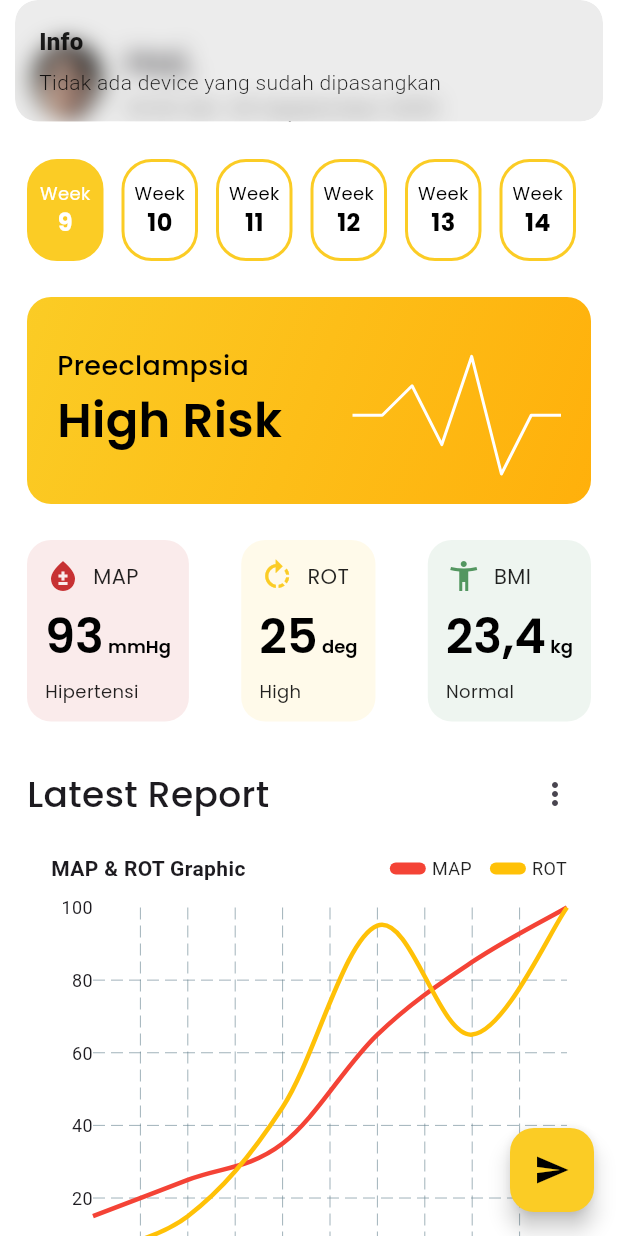
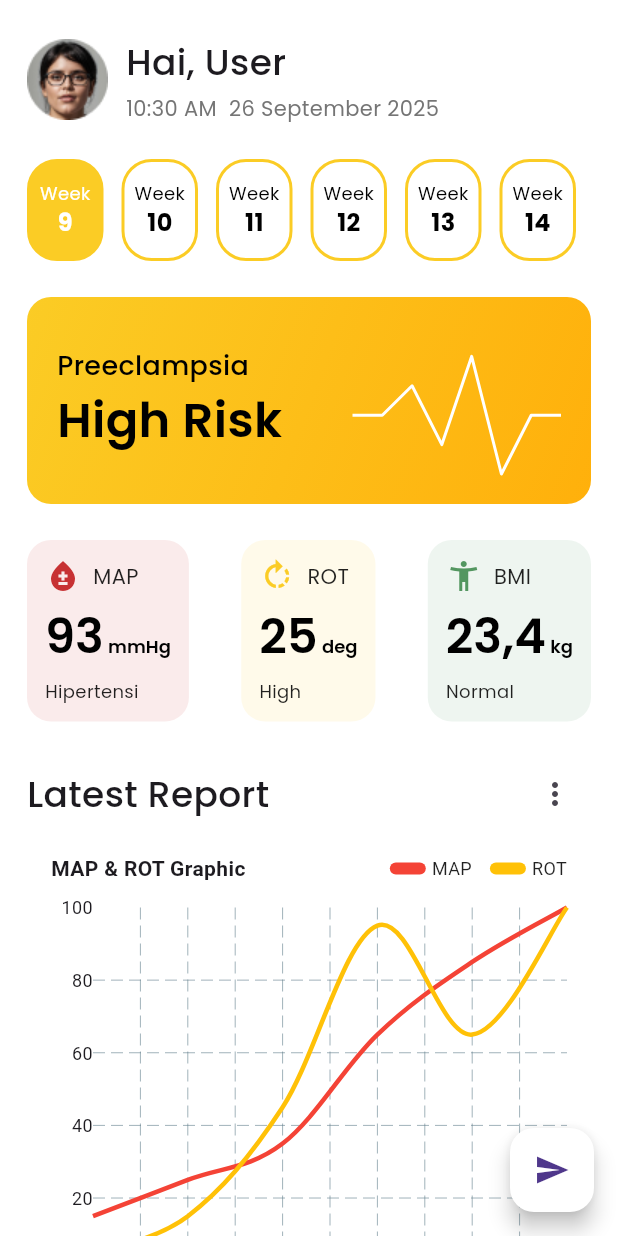
Before and after one commit to balbinopb/mamacare_app, a Flutter app: the UserDetailsView screen opened directly with empty values, after a tap on the "send" icon, on a phone screen of 412 x 824 dp. Run offline on Flutter 3.47's test engine with Material 3 defaults, Android fonts, the phone set to English and light mode, and no system bars; drawn by our look-alikes of fl_chart; our stand-ins replace cloud_firestore, firebase_auth, firebase_core, font_awesome_flutter, get, google_fonts and 1 more; accounts and stored records are empty; statements that could not run were skipped.

Commit message:
update Firebase setup and related controllers

```diff
--- a/lib/app/modules/admin/admin_home/controllers/admin_home_controller.dart
+++ b/lib/app/modules/admin/admin_home/controllers/admin_home_controller.dart
@@ -82,9 +82,7 @@ class AdminHomeController extends GetxController {
       searchUser.assignAll(users);
     } else {
       searchUser.assignAll(
-        users.where(
-          (user) => user.name.toLowerCase().contains(lowerKeyword),
-        ),
+        users.where((user) => user.name.toLowerCase().contains(lowerKeyword)),
       );
     }
   }
@@ -110,7 +108,14 @@ class AdminHomeController extends GetxController {
 
   /// Navigate to details page
   void goToUserDetails(UserModel user) {
-    Get.toNamed(Routes.USER_DETAILS, arguments: user);
+    // Get.toNamed(Routes.USER_DETAILS, arguments: user);
+    final adminId = FirebaseAuth.instance.currentUser?.uid;
+    if (adminId != null) {
+      Get.toNamed(
+        Routes.USER_DETAILS,
+        arguments: {'adminId': adminId, 'user': user},
+      );
+    }
   }
 
   @override
--- a/lib/app/modules/user_details/controllers/user_details_controller.dart
+++ b/lib/app/modules/user_details/controllers/user_details_controller.dart
@@ -1,6 +1,7 @@
 import 'dart:async';
-import 'dart:convert';
+// import 'dart:convert';
 
+import 'package:cloud_firestore/cloud_firestore.dart';
 import 'package:fl_chart/fl_chart.dart';
 import 'package:flutter/material.dart';
 import 'package:get/get.dart';
@@ -8,22 +9,79 @@ import 'package:intl/intl.dart';
 import 'package:mamacare/app/constants/app_colors.dart';
 import 'package:mamacare/app/data/models/line_chart_model.dart';
 import 'package:mamacare/app/data/models/risk_card_model.dart';
-import 'package:flutter_bluetooth_serial/flutter_bluetooth_serial.dart';
-import 'package:mamacare/logger_debug.dart';
-import 'package:permission_handler/permission_handler.dart';
+// import 'package:flutter_bluetooth_serial/flutter_bluetooth_serial.dart';
+import 'package:mamacare/app/data/models/user_model.dart';
+// import 'package:mamacare/logger_debug.dart';
+// import 'package:permission_handler/permission_handler.dart';
 
 class UserDetailsController extends GetxController {
+  var currentTime = ''.obs;
+  late final String adminId;
+  late final UserModel user;
 
-  var currentTime = ''.obs;
+  var sensorData = Rxn<Map<String, dynamic>>();
+  var userData = Rxn<Map<String, dynamic>>();
 
   @override
-  void onInit(){
+  void onInit() {
     super.onInit();
 
     _updateTime();
+    final args = Get.arguments as Map<String, dynamic>;
+    adminId = args['adminId'];
+    user = args['user'];
 
+    fetchLatestSensorData(adminId, user.id);
   }
 
+
+  // untuk ambil data dari sub-collection 'readSensor'
+  Future<void> fetchLatestSensorData(String adminId, String userId) async {
+    final snapshot = await FirebaseFirestore.instance
+        .collection('sensorData')
+        .doc(adminId)
+        .collection('users')
+        .doc(userId)
+        .collection('readsensor')
+        .limit(1)
+        .get();
+
+    sensorData.value = snapshot.docs.isNotEmpty
+        ? snapshot.docs.first.data()
+        : null;
+  }
+
+  // unntuk ambil data user info
+  Future<Map<String, dynamic>?> fetchUserData(
+    String adminId,
+    String userId,
+  ) async {
+    try {
+      final snapshot = await FirebaseFirestore.instance
+          .collection('sensorData')
+          .doc(adminId)
+          .collection('users')
+          .doc(userId)
+          .get();
+
+      if (snapshot.exists) {
+        return snapshot.data();
+      } else {
+        return null;
+      }
+    } catch (e) {
+      return null;
+    }
+  }
+
+
+
+
+  // load userdata
+  Future<void> loadUserData(String adminId, String userId) async {
+    final data = await fetchUserData(adminId, userId);
+    userData.value = data;
+  }
 
   void _updateTime() {
     final now = DateTime.now();
@@ -66,53 +124,56 @@ class UserDetailsController extends GetxController {
     ],
   ).obs;
 
-  final isConnecting = false.obs;
-
-  Future<List<BluetoothDevice>> getPairedDevices() async {
-  // Request runtime permission
-  if (await Permission.bluetoothConnect.request().isDenied) {
-    Get.snackbar("Permission", "Bluetooth permission ditolak");
-    logger.d("Permission, Bluetooth permission ditolak");
-    return [];
-  }
-
-  try {
-    return await FlutterBluetoothSerial.instance.getBondedDevices();
-  } catch (e) {
-    Get.snackbar("Error", "Gagal ambil device: $e");
-    logger.d("erro : $e");
-    return [];
-  }
 }
 
-  /// Kirim data ke device terpilih
-  Future<void> connectAndSend(BluetoothDevice device) async {
-    try {
-      isConnecting.value = true;
-      Get.snackbar("Connecting", "Menyambungkan ke ${device.name}...");
+//   final isConnecting = false.obs;
 
-      BluetoothConnection connection =
-          await BluetoothConnection.toAddress(device.address);
+//   Future<List<BluetoothDevice>> getPairedDevices() async {
+//     // Request runtime permission
+//     if (await Permission.bluetoothConnect.request().isDenied) {
+//       Get.snackbar("Permission", "Bluetooth permission ditolak");
+//       logger.d("Permission, Bluetooth permission ditolak");
+//       return [];
+//     }
 
-      sendData(connection);
+//     try {
+//       return await FlutterBluetoothSerial.instance.getBondedDevices();
+//     } catch (e) {
+//       Get.snackbar("Error", "Gagal ambil device: $e");
+//       logger.d("erro : $e");
+//       return [];
+//     }
+//   }
 
-      connection.finish();
-    } catch (e) {
-      Get.snackbar("Error", "Tidak bisa konek ke ${device.name}: $e");
-    } finally {
-      isConnecting.value = false;
-    }
-  }
+//   /// Kirim data ke device terpilih
+//   Future<void> connectAndSend(BluetoothDevice device) async {
+//     try {
+//       isConnecting.value = true;
+//       Get.snackbar("Connecting", "Menyambungkan ke ${device.name}...");
 
-  void sendData(BluetoothConnection connection) {
-    try {
-      String jsonData =
-          '{"NAME":"BtJZWhnksOlqSK5YtDyO","ADMIN":"wDTXtckx9bNIuf2QKYNyn2W4ZZk1"}\n';//demo
-      connection.output.add(utf8.encode(jsonData));
-      connection.output.allSent;
-      Get.snackbar("Sukses", "Data berhasil dikirim");
-    } catch (e) {
-      Get.snackbar("Error", "Gagal kirim data: $e");
-    }
-  }
-}
+//       BluetoothConnection connection = await BluetoothConnection.toAddress(
+//         device.address,
+//       );
+
+//       sendData(connection);
+
+//       connection.finish();
+//     } catch (e) {
+//       Get.snackbar("Error", "Tidak bisa konek ke ${device.name}: $e");
+//     } finally {
+//       isConnecting.value = false;
+//     }
+//   }
+
+//   void sendData(BluetoothConnection connection) {
+//     try {
+//       String jsonData =
+//           '{"NAME":"BtJZWhnksOlqSK5YtDyO","ADMIN":"wDTXtckx9bNIuf2QKYNyn2W4ZZk1"}\n'; //demo
+//       connection.output.add(utf8.encode(jsonData));
+//       connection.output.allSent;
+//       Get.snackbar("Sukses", "Data berhasil dikirim");
+//     } catch (e) {
+//       Get.snackbar("Error", "Gagal kirim data: $e");
+//     }
+//   }
+// }
--- a/lib/app/modules/user_details/views/user_details_view.dart
+++ b/lib/app/modules/user_details/views/user_details_view.dart
@@ -3,26 +3,18 @@ import 'package:flutter/material.dart';
 import 'package:get/get.dart';
 import 'package:google_fonts/google_fonts.dart';
 import 'package:mamacare/app/constants/app_colors.dart';
-import 'package:mamacare/app/data/models/user_model.dart';
 import 'package:mamacare/app/widgets/general/indicator_card.dart';
 import 'package:mamacare/app/widgets/general/map_rot_chart.dart';
 import 'package:mamacare/app/widgets/general/pop_up_menu.dart';
 import 'package:mamacare/app/widgets/general/risk_card.dart';
 import 'package:mamacare/app/widgets/general/week_card.dart';
-import 'package:mamacare/logger_debug.dart';
-import 'package:permission_handler/permission_handler.dart';
+// import 'package:permission_handler/permission_handler.dart';
 import '../controllers/user_details_controller.dart';
 
 class UserDetailsView extends GetView<UserDetailsController> {
   const UserDetailsView({super.key});
   @override
   Widget build(BuildContext context) {
-    // Retrieve the argument
-    final UserModel user = Get.arguments as UserModel;
-
-    // Convert back to UserModel
-    // final user = UserModel.fromMap(userMap['id'], userMap);
-
     return Scaffold(
       body: SafeArea(
         child: SingleChildScrollView(
@@ -48,13 +40,18 @@ class UserDetailsView extends GetView<UserDetailsController> {
                     Column(
                       crossAxisAlignment: CrossAxisAlignment.start,
                       children: [
-                        Text(
-                          "Hai, ${user.name}",
-                          style: GoogleFonts.poppins(
-                            fontSize: 24,
-                            fontWeight: FontWeight.w500,
-                          ),
-                        ),
+                        Obx(() {
+                          final userMap = controller.userData.value;
+                          final name = userMap?['name'] ?? 'User';
+                          return Text(
+                            "Hai, $name",
+                            style: GoogleFonts.poppins(
+                              fontSize: 24,
+                              fontWeight: FontWeight.w500,
+                            ),
+                          );
+                        }),
+
                         SizedBox(height: 4),
                         Obx(
                           () => Text(
@@ -148,69 +145,11 @@ class UserDetailsView extends GetView<UserDetailsController> {
       ),
 
       floatingActionButton: FloatingActionButton(
-        onPressed: () async {
-          try {
-            // Minta permission runtime sebelum akses Bluetooth
-            final status = await Permission.bluetoothConnect.request();
-            if (!status.isGranted) {
-              Get.snackbar("Permission", "Bluetooth permission ditolak");
-              return;
-            }
-
-            // Ambil daftar device yang sudah paired
-            var devices = await controller.getPairedDevices();
-
-            if (devices.isEmpty) {
-              Get.snackbar("Info", "Tidak ada device yang sudah dipasangkan");
-              return;
-            }
-
-            //  Tampilkan bottom sheet list device
-            Get.bottomSheet(
-              Container(
-                padding: EdgeInsets.all(16),
-                decoration: BoxDecoration(
-                  color: Colors.white,
-                  borderRadius: BorderRadius.vertical(top: Radius.circular(16)),
-                ),
-                child: Column(
-                  mainAxisSize: MainAxisSize.min,
-                  children: [
-                    Text(
-                      "Pilih Device",
-                      style: TextStyle(
-                        fontSize: 18,
-                        fontWeight: FontWeight.bold,
-                      ),
-                    ),
-                    SizedBox(height: 12),
-                    ...devices.map(
-                      (device) => ListTile(
-                        title: Text(device.name ?? "Unknown"),
-                        subtitle: Text(device.address),
-                        onTap: () {
-                          Get.back(); // Tutup bottom sheet
-                          controller.connectAndSend(
-                            device,
-                          ); // Connect + kirim data
-                        },
-                      ),
-                    ),
-                  ],
-                ),
-              ),
-            );
-          } catch (e) {
-            Get.snackbar("Error", "Terjadi error: $e");
-            logger.d("error : $e");
-          }
+        backgroundColor: Colors.white,
+        onPressed: () {
+          // logger.d("check ${user.id}");
         },
-        backgroundColor: AppColors.yellow1,
-        child: Obx(
-          () => controller.isConnecting.value
-              ? CircularProgressIndicator(color: Colors.black)
-              : Icon(Icons.send, color: Colors.black),
-        ),
+        child: Icon(Icons.send),
       ),
     );
   }
--- a/pubspec.yaml
+++ b/pubspec.yaml
@@ -25,7 +25,7 @@ dependencies:
   firebase_core: ^4.1.0
   firebase_auth: ^6.0.2
   cloud_firestore: ^6.0.1
-  flutter_bluetooth_serial: ^0.4.0
+  # flutter_bluetooth_serial: ^0.4.0
   permission_handler: ^12.0.1
 
 dev_dependencies:
```
Also changed, not shown: lib/app/modules/admin/verify_otp/controllers/verify_otp_controller.dart (+7 -1 lines), lib/main.dart (line endings or trailing spaces), pubspec.lock, 1 other file. Lines whose indentation alone changed are shown as unchanged.
